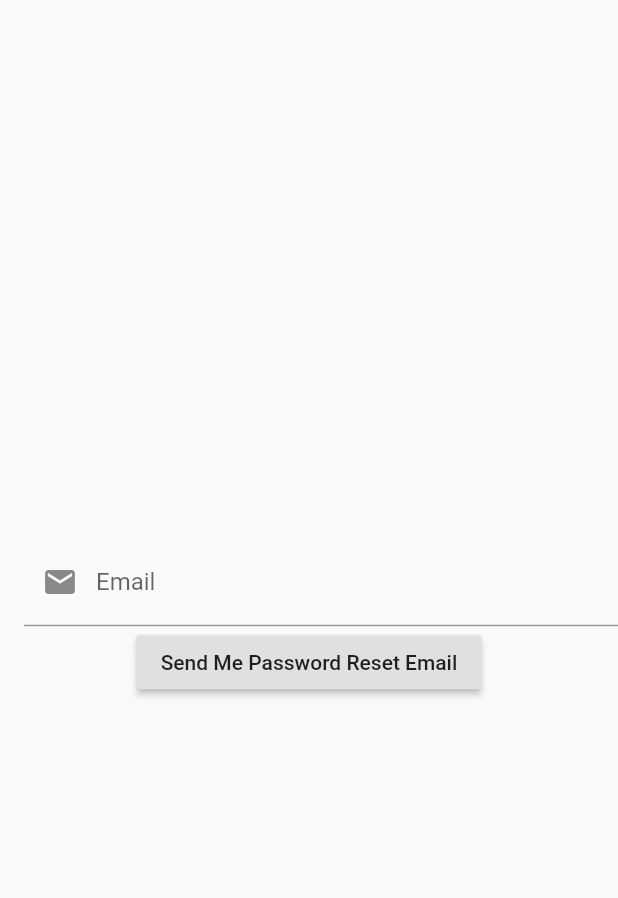
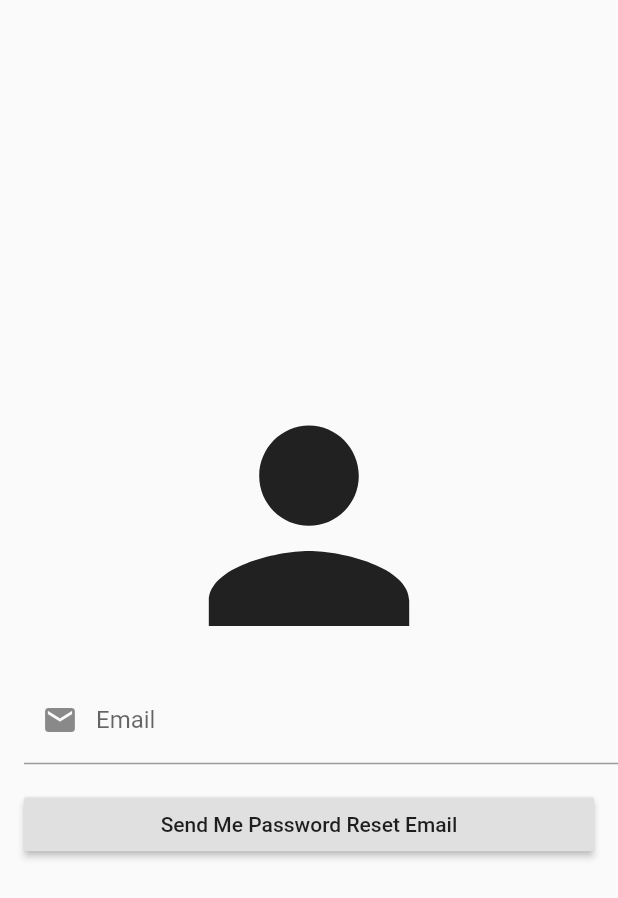
Before and after one commit to MMHossaini/Flutter-Demo, a Flutter app: the ForgotPasswordPage screen opened by its route, on a phone screen of 412 x 824 dp. Shown: the top 898 px of the screen. Run offline on Flutter 3.47's test engine with Material 2 defaults, Android fonts, the phone set to English and light mode, and no system bars; our stand-ins replace cloud_firestore, firebase_auth, flushbar, flutter_swiper, google_maps_flutter, shared_preferences; accounts and stored records are empty.

Commit message:
update password page

```diff
--- a/lib/ui/screens/forgot-password.dart
+++ b/lib/ui/screens/forgot-password.dart
@@ -32,6 +32,10 @@ class ForgotPasswordPageState extends State<ForgotPasswordPage> {
           key: emailForm,
           child: Column(
             children: <Widget>[
+              Icon(
+                Icons.person,
+                size: 200,
+              ),
               Padding(
                 padding: EdgeInsets.only(left: 16.0),
                 child: TextFormField(
@@ -41,7 +45,11 @@ class ForgotPasswordPageState extends State<ForgotPasswordPage> {
                   keyboardType: TextInputType.emailAddress,
                 ),
               ),
-              RaisedButton(
+              Padding(
+                padding: EdgeInsets.only(left: 16, right: 16, top: 16),
+                child: SizedBox(
+                  width: double.maxFinite,
+                  child: RaisedButton(
                     child: Text("Send Me Password Reset Email"),
                     onPressed: () async {
                       if (emailForm.currentState.validate()) {
@@ -94,6 +102,8 @@ class ForgotPasswordPageState extends State<ForgotPasswordPage> {
                       }
                     },
                   ),
+                ),
+              ),
             ],
           ),
         ),
```
Lines whose indentation alone changed are shown as unchanged.
